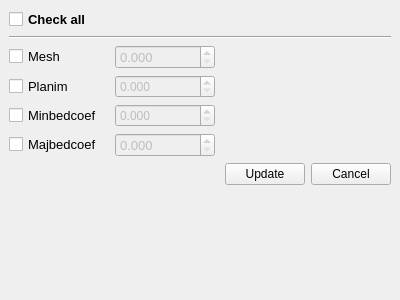
Above: ui/edit_ks_mesh_plan31616.ui from Artelia/Mascaret before the change. Below: the same form after it.
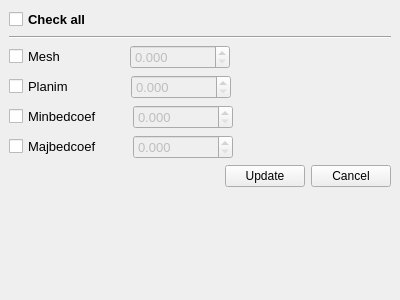
That is the form after the change. Custom widgets are drawn as their Qt base class.

Commit message: fix  edit_ks_mesh_plan gui

Patch:
```diff
--- a/ui/edit_ks_mesh_plan31616.ui
+++ b/ui/edit_ks_mesh_plan31616.ui
@@ -83,7 +83,7 @@
            </font>
           </property>
           <property name="text">
-           <string>Mesh</string>
+           <string>Mesh                </string>
           </property>
          </widget>
         </item>
@@ -142,7 +142,7 @@
            </font>
           </property>
           <property name="text">
-           <string>Planim</string>
+           <string>Planim              </string>
           </property>
          </widget>
         </item>
@@ -163,6 +163,11 @@
             <height>0</height>
            </size>
           </property>
+          <property name="font">
+           <font>
+            <pointsize>10</pointsize>
+           </font>
+          </property>
           <property name="decimals">
            <number>3</number>
           </property>
@@ -202,7 +207,7 @@
            </font>
           </property>
           <property name="text">
-           <string>Minbedcoef</string>
+           <string>Minbedcoef       </string>
           </property>
          </widget>
         </item>
@@ -217,6 +222,11 @@
             <height>0</height>
            </size>
           </property>
+          <property name="font">
+           <font>
+            <pointsize>10</pointsize>
+           </font>
+          </property>
           <property name="decimals">
            <number>3</number>
           </property>
@@ -256,7 +266,7 @@
            </font>
           </property>
           <property name="text">
-           <string>Majbedcoef</string>
+           <string>Majbedcoef       </string>
           </property>
          </widget>
         </item>
```
Left out of the diff: 12 changed lines with no effect on the pictures. The commit also changes 1 other file.
